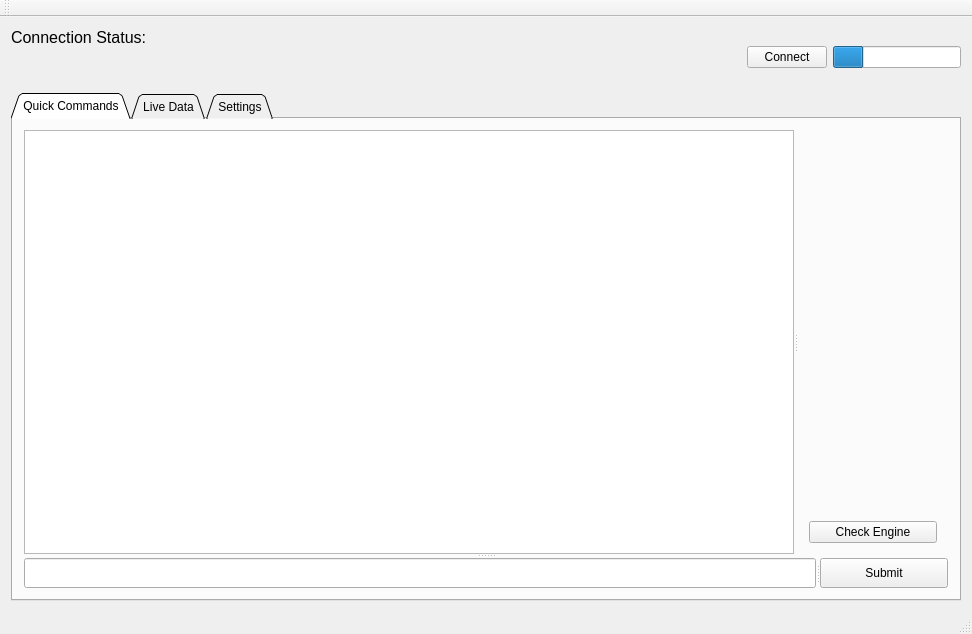
This is src/mainwindow.ui in 026rus/OBDII as Qt 5 draws it before an edit. The edited form follows.
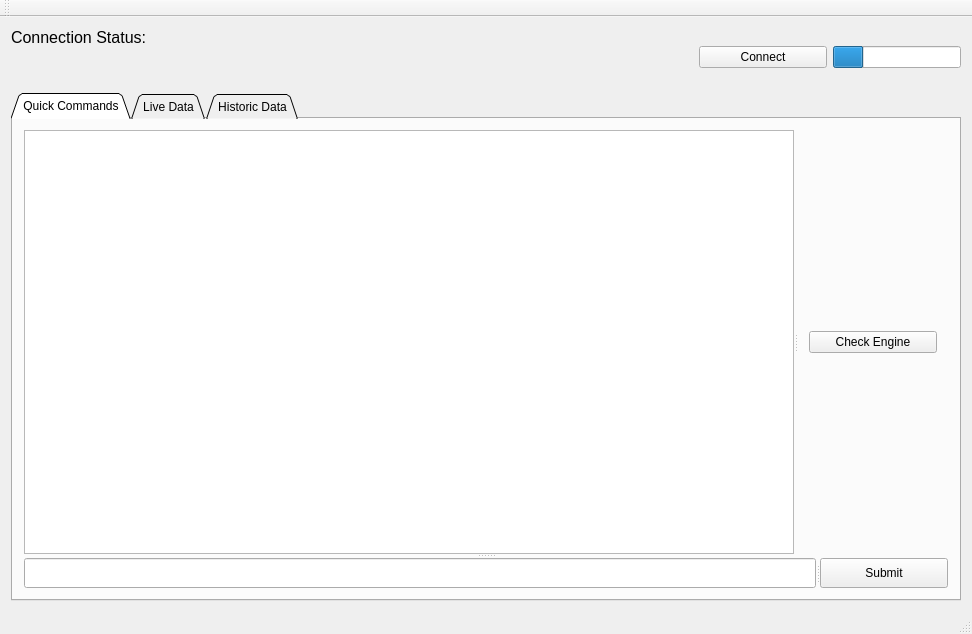
This is the edited form. Custom widgets are drawn as their Qt base class.

Commit message: GUI tweak the sizes and layouts, added button to upload data

The edit to the form file:
```diff
--- a/src/mainwindow.ui
+++ b/src/mainwindow.ui
@@ -41,6 +41,12 @@
         </item>
         <item>
          <widget class="QPushButton" name="connectButton">
+          <property name="minimumSize">
+           <size>
+            <width>128</width>
+            <height>0</height>
+           </size>
+          </property>
           <property name="maximumSize">
            <size>
             <width>128</width>
@@ -99,7 +105,7 @@
               <enum>Qt::Horizontal</enum>
              </property>
              <widget class="QTextBrowser" name="outputBrowser"/>
-             <widget class="QWidget" name="">
+             <widget class="QWidget" name="layoutWidget">
               <layout class="QVBoxLayout" name="verticalLayout">
                <property name="sizeConstraint">
                 <enum>QLayout::SetMaximumSize</enum>
@@ -130,6 +136,19 @@
                  </property>
                 </widget>
                </item>
+               <item>
+                <spacer name="verticalSpacer">
+                 <property name="orientation">
+                  <enum>Qt::Vertical</enum>
+                 </property>
+                 <property name="sizeHint" stdset="0">
+                  <size>
+                   <width>20</width>
+                   <height>40</height>
+                  </size>
+                 </property>
+                </spacer>
+               </item>
               </layout>
              </widget>
             </widget>
@@ -383,7 +402,7 @@
         </widget>
         <widget class="QWidget" name="settingsTab">
          <attribute name="title">
-          <string>Settings</string>
+          <string>Historic Data</string>
          </attribute>
          <layout class="QHBoxLayout" name="horizontalLayout_3">
           <item>
```
Left out of the diff: 23 changed lines with no effect on the pictures.
